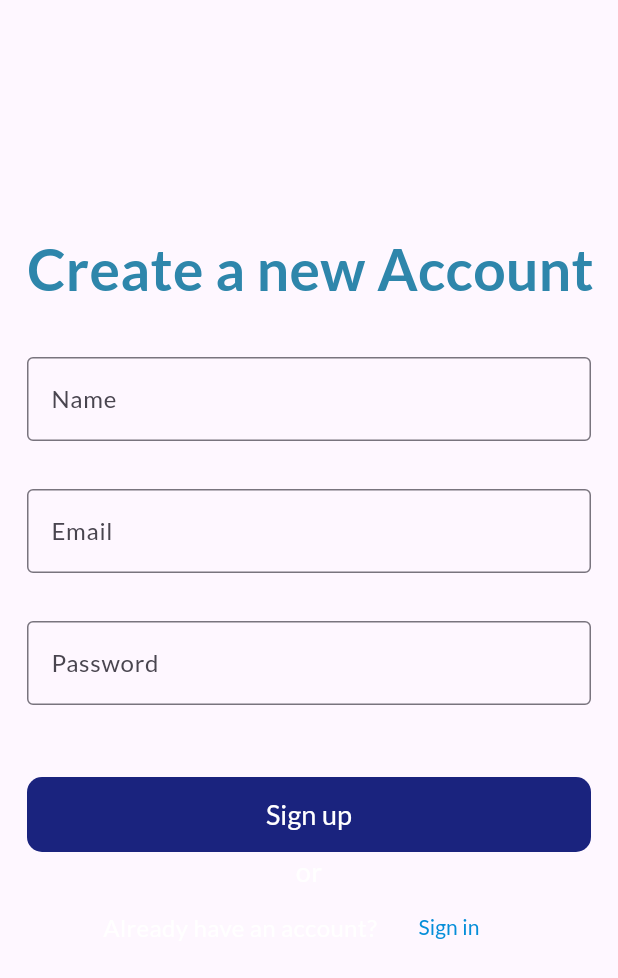
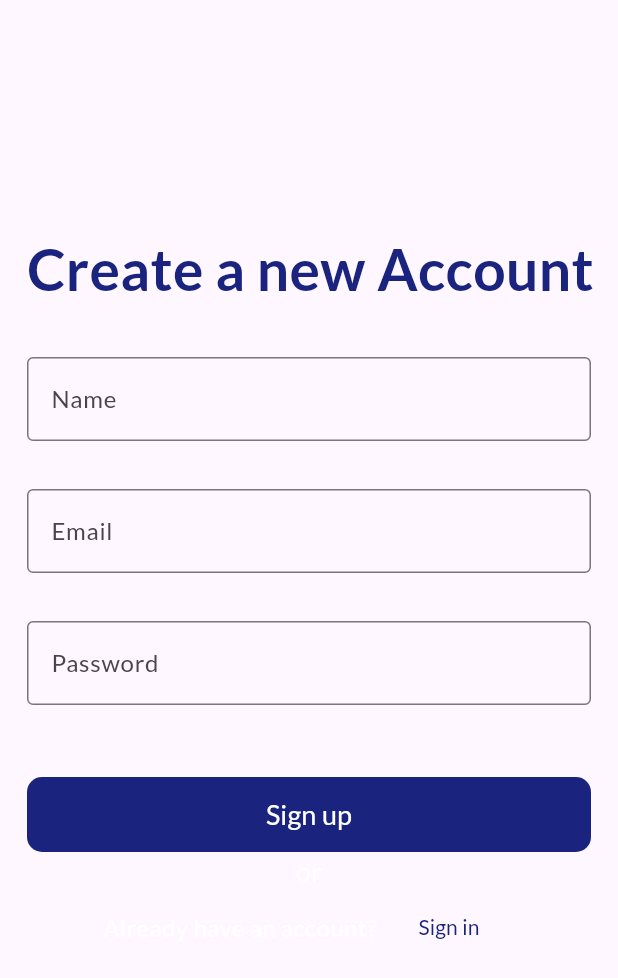
Before and after one commit to BalaRohanKotni/FocusedHabits, a Flutter app: the screen it shows after launch, after a tap on "Create an account", on a phone screen of 412 x 824 dp. Shown: the top 978 px of the screen. Run offline on Flutter 3.47's test engine with Material 3 defaults, Android fonts, the phone set to English and light mode, and no system bars; our stand-ins replace cloud_firestore, email_validator, firebase_auth, firebase_core, flutter_heatmap_calendar, google_fonts and 1 more; accounts and stored records are empty; generated files the repository leaves out were written again.

Commit message:
Made different screen follow app theme

```diff
--- a/lib/screens/focus_screen.dart
+++ b/lib/screens/focus_screen.dart
@@ -758,6 +758,10 @@ class _FocusScreenState extends State<FocusScreen>
                                     GoogleFonts.lato(color: Colors.indigo[400]),
                               ),
                               DropdownButton(
+                                dropdownColor:
+                                    (kAppBackgroundColor == Colors.white)
+                                        ? Colors.grey[200]
+                                        : Colors.grey[850],
                                 focusNode: habitPickerFocusNode,
                                 value: selectedHabitIndex,
                                 items: habits
--- a/lib/screens/signin_screen.dart
+++ b/lib/screens/signin_screen.dart
@@ -48,7 +48,7 @@ class _SignInScreenState extends State<SignInScreen> {
               height: (MediaQuery.sizeOf(context).height >=
                       MediaQuery.sizeOf(context).width)
                   ? MediaQuery.sizeOf(context).height / 4
-                  : MediaQuery.sizeOf(context).width / 4,
+                  : MediaQuery.sizeOf(context).height / 4,
               child: Container(
                 width: double.maxFinite,
                 alignment: Alignment.bottomLeft,
@@ -59,17 +59,23 @@ class _SignInScreenState extends State<SignInScreen> {
                     style: GoogleFonts.lato(
                       fontWeight: FontWeight.w600,
                       fontSize: 38,
-                      color: const Color(0xFF2e86ab),
+                      color: Colors.indigo[900],
                     ),
                   ),
                 ),
               ),
             ),
-            SizedBox(
-              height: (MediaQuery.sizeOf(context).height >=
-                      MediaQuery.sizeOf(context).width)
-                  ? MediaQuery.sizeOf(context).height * 3 / 4
-                  : MediaQuery.sizeOf(context).width * 3 / 4,
+            ConstrainedBox(
+              // height: (MediaQuery.sizeOf(context).height >=
+              //         MediaQuery.sizeOf(context).width)
+              //     ? MediaQuery.sizeOf(context).height * 3 / 4
+              //     : MediaQuery.sizeOf(context).height * 3 / 4,
+              constraints: BoxConstraints(
+                minHeight: (MediaQuery.sizeOf(context).height >=
+                        MediaQuery.sizeOf(context).width)
+                    ? MediaQuery.sizeOf(context).height * 3 / 4
+                    : MediaQuery.sizeOf(context).height * 3 / 4,
+              ),
               child: SafeArea(
                 child: Container(
                   margin: const EdgeInsets.only(left: 18, right: 18),
@@ -146,8 +152,8 @@ class _SignInScreenState extends State<SignInScreen> {
                             },
                             child: Text(
                               "Forgot password?",
-                              style: GoogleFonts.lato(
-                                  color: const Color(0xFF058ed9)),
+                              style:
+                                  GoogleFonts.lato(color: Colors.indigo[900]),
                             ),
                           ),
                         ],
@@ -183,8 +189,8 @@ class _SignInScreenState extends State<SignInScreen> {
                               },
                               child: Text(
                                 "Create an account",
-                                style: GoogleFonts.lato(
-                                    color: const Color(0xFF058ed9)),
+                                style:
+                                    GoogleFonts.lato(color: Colors.indigo[900]),
                                 // style: GoogleFonts.lato (
                                 //     color: kPurpleDarkShade, fontSize: 16),
                               ),
--- a/lib/screens/signup_screen.dart
+++ b/lib/screens/signup_screen.dart
@@ -68,19 +68,20 @@ class _SignupScreenState extends State<SignupScreen> {
                   child: Text(
                     "Create a new Account",
                     style: GoogleFonts.lato(
-                      fontWeight: FontWeight.w600,
-                      fontSize: 38,
-                      color: const Color(0xFF2e86ab),
-                    ),
+                        fontWeight: FontWeight.w600,
+                        fontSize: 38,
+                        color: Colors.indigo[900]),
                   ),
                 ),
               ),
             ),
-            SizedBox(
-              height: (MediaQuery.sizeOf(context).height >=
-                      MediaQuery.sizeOf(context).width)
-                  ? MediaQuery.sizeOf(context).height * 3 / 4
-                  : MediaQuery.sizeOf(context).width * 3 / 4,
+            ConstrainedBox(
+              constraints: BoxConstraints(
+                minHeight: (MediaQuery.sizeOf(context).height >=
+                        MediaQuery.sizeOf(context).width)
+                    ? MediaQuery.sizeOf(context).height * 3 / 4
+                    : MediaQuery.sizeOf(context).height * 3 / 4,
+              ),
               child: SafeArea(
                 child: Container(
                   margin: const EdgeInsets.only(left: 18, right: 18),
@@ -184,8 +185,8 @@ class _SignupScreenState extends State<SignupScreen> {
                               },
                               child: Text(
                                 "Sign in",
-                                style: GoogleFonts.lato(
-                                    color: const Color(0xFF058ed9)),
+                                style:
+                                    GoogleFonts.lato(color: Colors.indigo[900]),
                               ),
                             ),
                           ],
```
Also changed, not shown: lib/screens/forgot_password.dart (+8 -6 lines), lib/screens/verifyemail_screen.dart (+3 -4 lines).
